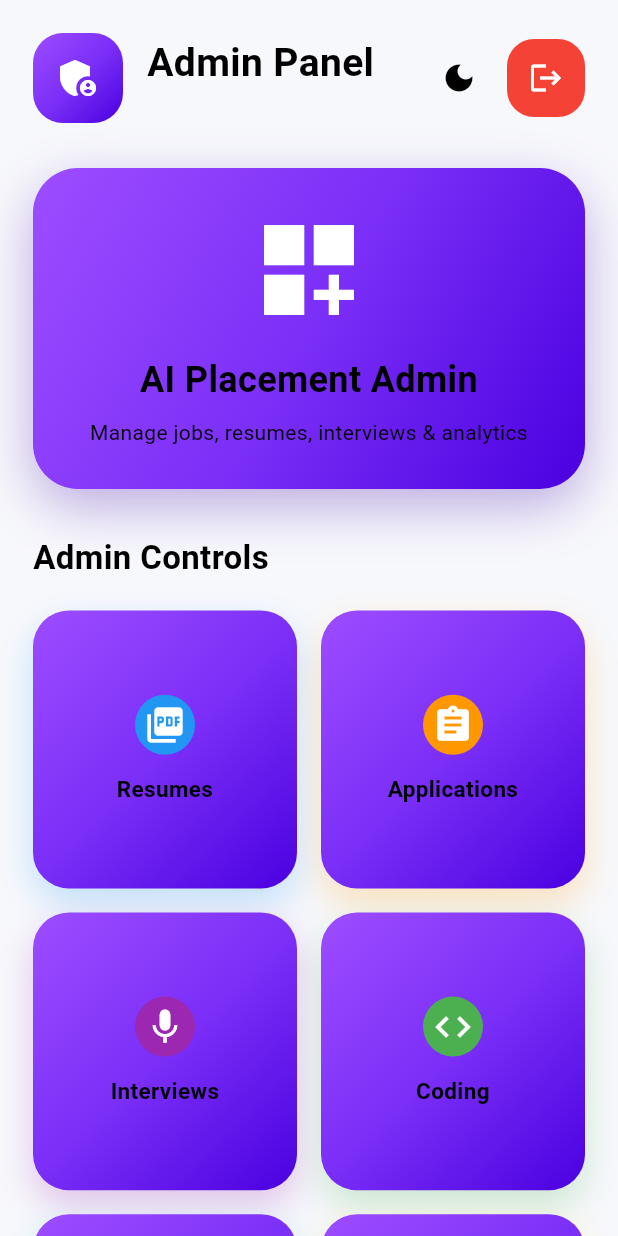
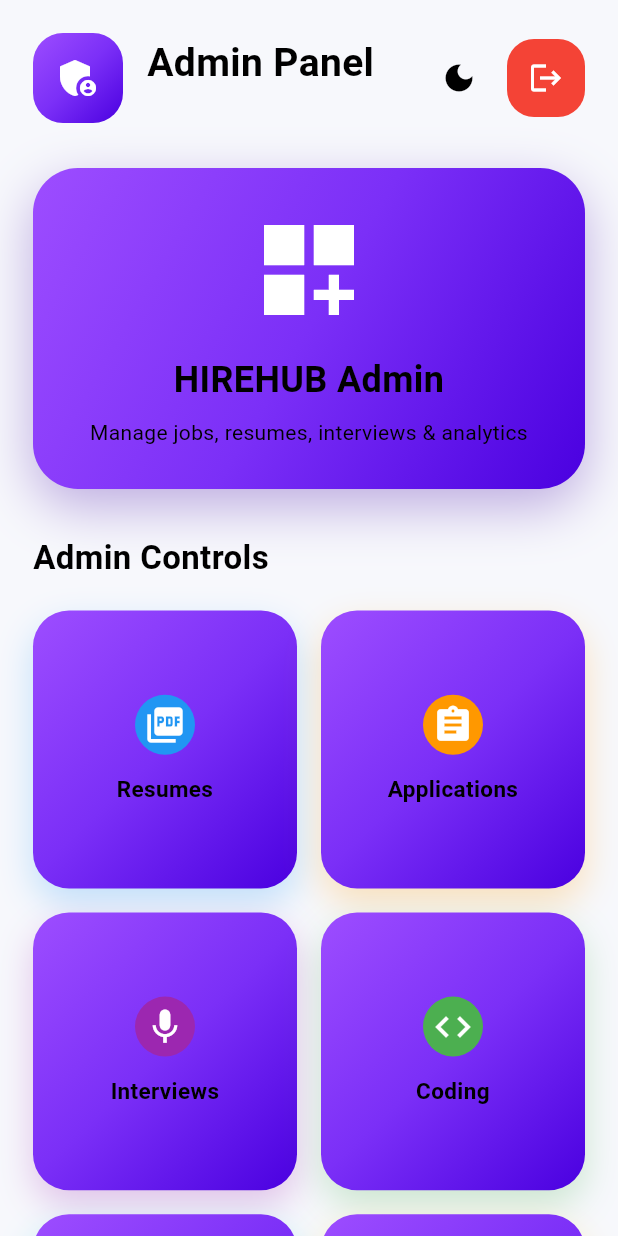
Before and after one commit to gunit05/ai_placement_app, a Flutter app: the AdminDashboard screen opened directly with empty values, on a phone screen of 412 x 824 dp. Run offline on Flutter 3.47's test engine with Material 3 defaults, Android fonts, the phone set to English and light mode, and no system bars; our stand-ins replace camera, file_picker, fl_chart, flutter_dotenv, flutter_tts, image_picker and 8 more; missing offline and left inert: flutter_pdfview, syncfusion_flutter_pdf; accounts and stored records are empty; Roboto replaces fonts that are missing (Poppins).

Commit message:
admin edit

```diff
--- a/lib/screens/admin_dashboard.dart
+++ b/lib/screens/admin_dashboard.dart
@@ -97,7 +97,7 @@ class AdminDashboard extends StatelessWidget {
                   children: [
                     const Icon(Icons.dashboard_customize, color: Colors.white, size: 80),
                     const SizedBox(height: 16),
-                    Text("AI Placement Admin",
+                    Text("HIREHUB Admin",
                         textAlign: TextAlign.center,
                         style: TextStyle(color: textColor, fontSize: 24, fontWeight: FontWeight.bold)),
                     const SizedBox(height: 8),
```
